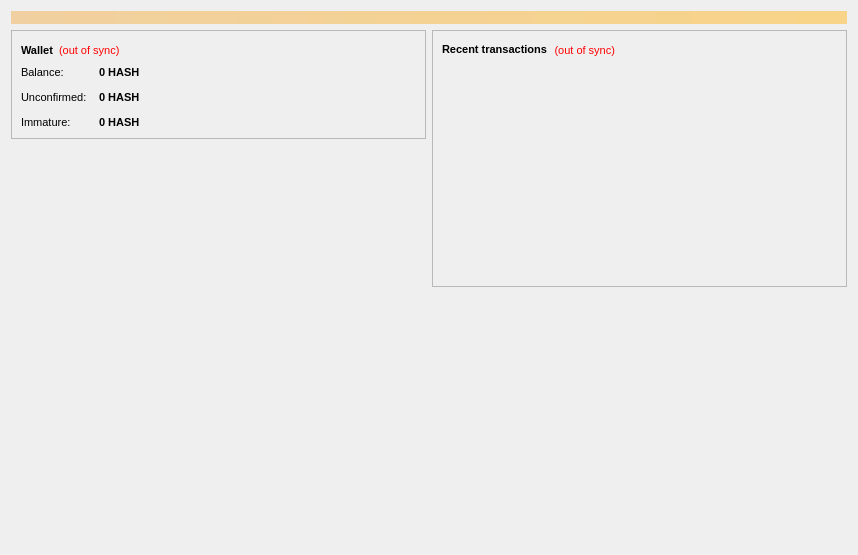
First picture: the form in src/qt/forms/overviewpage.ui, repository n00bsys0p/Hashcoin, before the edit.
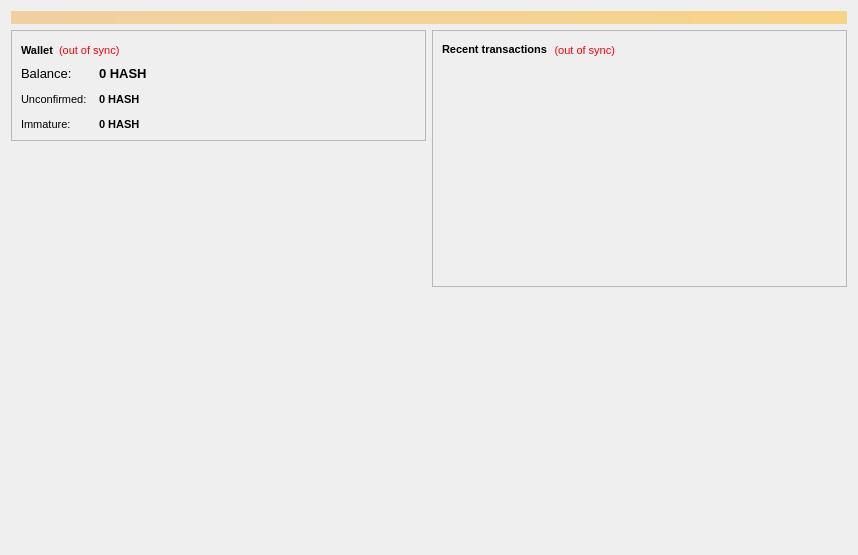
Second picture: the form after the edit. Icons and pictures are not drawn.

Patch:
```diff
--- a/src/qt/forms/overviewpage.ui
+++ b/src/qt/forms/overviewpage.ui
@@ -108,6 +108,11 @@
             </property>
             <item row="0" column="0">
              <widget class="QLabel" name="label">
+              <property name="font">
+               <font>
+                <pointsize>10</pointsize>
+               </font>
+              </property>
               <property name="text">
                <string>Balance:</string>
               </property>
@@ -117,6 +122,7 @@
              <widget class="QLabel" name="labelBalance">
               <property name="font">
                <font>
+                <pointsize>10</pointsize>
                 <weight>75</weight>
                 <bold>true</bold>
                </font>
```
Left out of the diff: 13 changed lines with no effect on the pictures.
